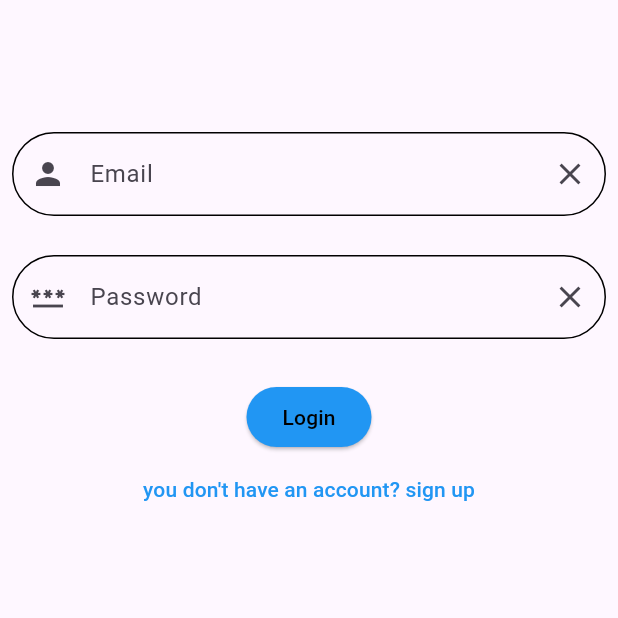
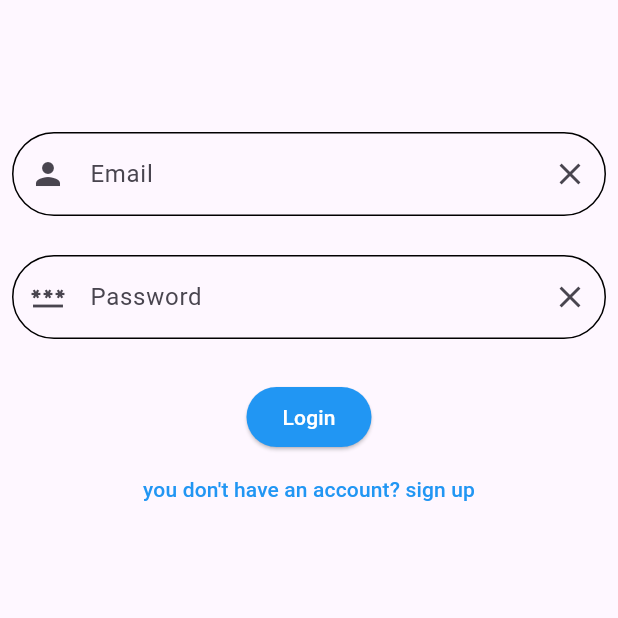
Before and after one commit to fatma-gelil/creativa_store_app, a Flutter app: the screen it shows after launch, after a tap on "already have an account? login", on a phone screen of 412 x 824 dp, the top half of it. Run offline on Flutter 3.47's test engine with Material 3 defaults, Android fonts, the phone set to English and light mode, and no system bars; our stand-ins replace bloc, device_preview, dio, flutter_bloc, flutter_screenutil, flutter_spinkit and 1 more; network calls fail.

Commit message:
added text styling

```diff
--- a/lib/feature/category/view/screen/splash_screen.dart
+++ b/lib/feature/category/view/screen/splash_screen.dart
@@ -39,7 +39,7 @@ class _SplashScreenState extends State<SplashScreen> {
             height: 200,
           ),
           const SpinKitChasingDots(
-            color: Colors.white,
+            color: Colors.blue,
             size: 200.0,
             duration: Duration(seconds: 4),
           )
--- a/lib/feature/category/view/widget/app_bar.dart
+++ b/lib/feature/category/view/widget/app_bar.dart
@@ -6,7 +6,7 @@ AppBar categoryAppBar({required String title}){
     return AppBar(
       title:  Text(
         title,
-        style: const TextStyle(color: Colors.black,fontSize: 26,fontWeight: FontWeight.bold),
+        style: const TextStyle(color: Colors.white,fontSize: 26,fontWeight: FontWeight.bold),
       ),
       centerTitle: true,
       backgroundColor: Colors.blue,
--- a/lib/feature/category/view/widget/build_category_card.dart
+++ b/lib/feature/category/view/widget/build_category_card.dart
@@ -13,11 +13,13 @@ class CategoryCardBuilder extends StatelessWidget {
         color: Colors.white,
         elevation: 0,
         child: Column(
+
           children: [
             Image.network(
               'https://www.ntiegypt.sci.eg/moodle/pluginfile.php/1/core_admin/logocompact/300x300/1725271317/NTI%20Logo.png',
               height: 200,
             ),
+            SizedBox(height: 30,),
             ...List.generate(categoryList(context).length, (index) {
               return Card(
                 color: Colors.blue,
--- a/lib/feature/category/view/widget/category_card.dart
+++ b/lib/feature/category/view/widget/category_card.dart
@@ -9,7 +9,7 @@ class CategoryCard extends StatelessWidget {
   Widget build(BuildContext context) {
     return GestureDetector(
       onTap: item.onTap,
-      child: Text(item.title)
+      child: Text(item.title,style: TextStyle(color: Colors.white,fontWeight: FontWeight.bold,fontSize: 20),)
     );
   }
 }
--- a/lib/feature/category/view/widget/gridview.dart
+++ b/lib/feature/category/view/widget/gridview.dart
@@ -1,5 +1,5 @@
 import 'package:flutter/material.dart';
-import 'package:store/feature/category/view/screen/product_details.dart';
+import 'package:store/feature/category/view/screen/product_details_screen.dart';
 
 class MyGridView extends StatelessWidget {
   final dynamic state;
@@ -58,6 +58,7 @@ class MyGridView extends StatelessWidget {
                         style: const TextStyle(
                           fontSize: 14,
                           fontWeight: FontWeight.bold,
+                          color: Colors.black,
                         ),
                       ),
                       const SizedBox(height: 4),
--- a/lib/feature/registeration/screen/login_screen.dart
+++ b/lib/feature/registeration/screen/login_screen.dart
@@ -8,7 +8,7 @@ import 'package:store/feature/registeration/screen/register_screen.dart';
 import 'package:store/feature/registeration/widget/custom_text_field.dart';
 
 class LoginScreen extends StatefulWidget {
-  LoginScreen({super.key});
+  const LoginScreen({super.key});
 
   @override
   State<LoginScreen> createState() => _LoginScreenState();
@@ -114,7 +114,7 @@ class _LoginScreenState extends State<LoginScreen> {
                   },
                   child: const Text(
                     'Login',
-                    style: TextStyle(color: Colors.black),
+                    style: TextStyle(color: Colors.white),
                   ),
                 ),
                 TextButton(
--- a/lib/feature/registeration/screen/register_screen.dart
+++ b/lib/feature/registeration/screen/register_screen.dart
@@ -205,7 +205,7 @@ class _RegisterScreenState extends State<RegisterScreen> {
                     },
                     child: const Text(
                       'Sign up',
-                      style: TextStyle(color: Colors.black),
+                      style: TextStyle(color: Colors.white),
                     )),
                 TextButton(
                     onPressed: () {
```
Also changed, not shown: lib/feature/category/view/screen/product_details_screen.dart (renamed from lib/feature/category/view/screen/product_details.dart).
